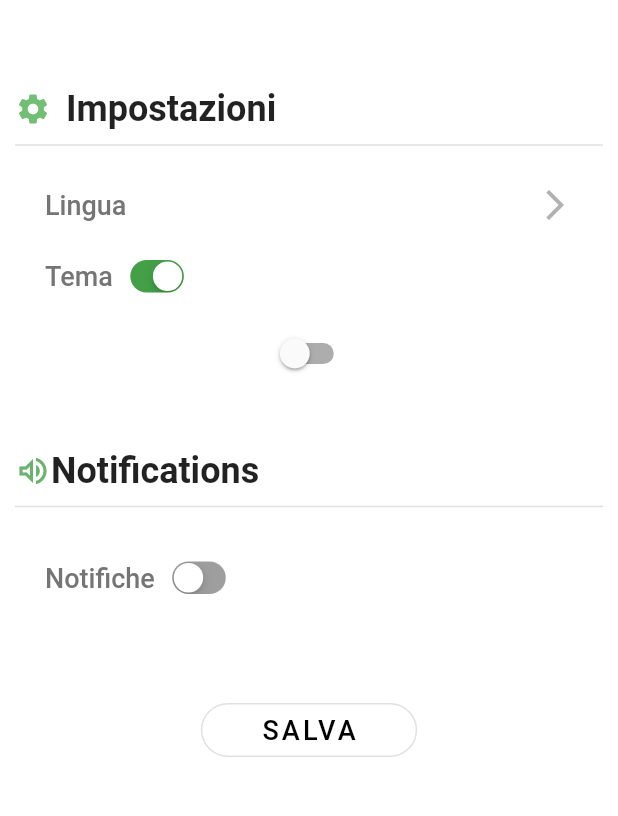
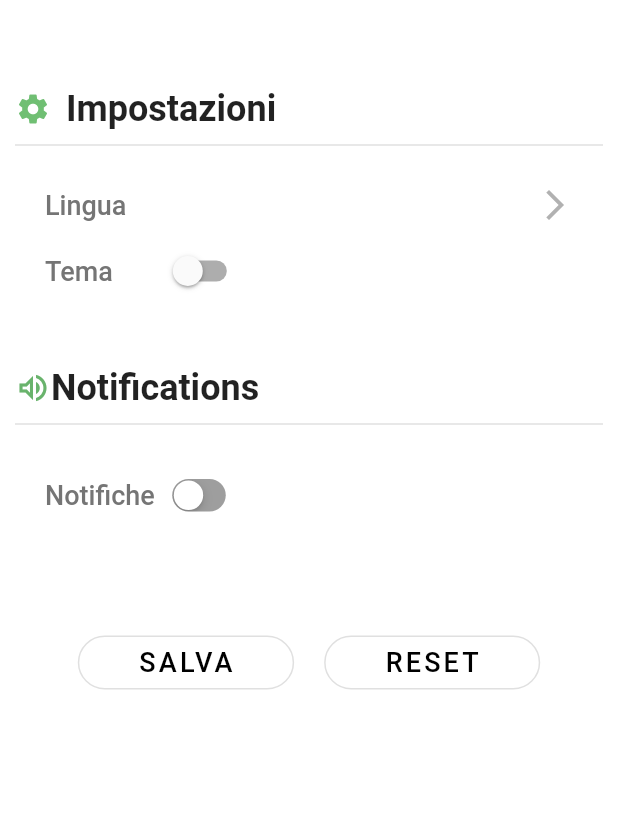
Before and after one commit to LucaR01/SmartGardeningApp, a Flutter app: the SettingsScreen screen opened by its route, after a tap on "SALVA", on a phone screen of 412 x 824 dp, the part 71-887 px from its top. Run offline on Flutter 3.47's test engine with Material 2 defaults, Android fonts, the phone set to English and light mode, and no system bars; our stand-ins replace flutter_local_notifications, font_awesome_flutter, image_picker, shared_preferences; missing offline and left inert: dart:ffi; accounts and stored records are empty; generated files the repository leaves out were written again.

Commit message:
Update settings' screen

```diff
--- a/smart_gardening_app/lib/screens/settings/settings_screen.dart
+++ b/smart_gardening_app/lib/screens/settings/settings_screen.dart
@@ -1,6 +1,7 @@
 import 'package:flutter/cupertino.dart';
 import 'package:flutter/material.dart';
 import 'package:smart_gardening_app/models/shared_preferences/user_preferences.dart';
+import 'package:smart_gardening_app/provider/theme_provider.dart';
 import 'package:smart_gardening_app/widgets/app_bar/app_bar.dart';
 import 'package:smart_gardening_app/widgets/switch_theme/switch_theme.dart';
 
@@ -12,8 +13,10 @@ class SettingsScreen extends StatefulWidget {
 }
 
 class _SettingsScreenState extends State<SettingsScreen> {
+  static const bool DEFAULT_THEME = false; //TODO: put in constants
+  static const String DEFAULT_LANGUAGE = 'en'; //TODO: put in constants
 
-  bool isDarkTheme = false;
+  bool isDarkTheme = false; //TODO: recuperare dal ThemeProvider
   bool areNotificationsOn = false;
   String language = '';
 
@@ -21,30 +24,18 @@ class _SettingsScreenState extends State<SettingsScreen> {
   void initState() {
     super.initState();
 
-    isDarkTheme = UserPreferences.getIsDarkTheme() ?? false; // ?? vuol dire che se è null, mette il valore false.
-    language = UserPreferences.getLanguage() ?? 'en'; //TODO: per la lingua mi serve un Locale, non una stringa, quindi faccio Locale(language);
-
-    test(true, 'it'); //TODO: remove
+    isDarkTheme = UserPreferences.getIsDarkTheme() ?? DEFAULT_THEME; // ?? vuol dire che se è null, mette il valore false.
+    language = UserPreferences.getLanguage() ?? DEFAULT_LANGUAGE; //TODO: per la lingua mi serve un Locale, non una stringa, quindi faccio Locale(language);
   }
 
-  //TODO: remove test function
-  void test(bool isDark, String lang) {
-    print(isDarkTheme);
-    print(language);
-
-    isDarkTheme = isDark;
-    language = lang;
-
-    print(isDarkTheme);
-    print(language);
-  }
-
+  //TODO: remove
   onChangeTheme(bool isDark) {
     setState(() {
       isDarkTheme = isDark;
     });
   }
 
+  //TODO: remove
   onChangeNotifications(bool areNotifications) {
     setState(() {
       areNotificationsOn = areNotifications;
@@ -76,8 +67,23 @@ class _SettingsScreenState extends State<SettingsScreen> {
             Divider(height: 20, thickness: 1),
             SizedBox(height: 10),
             _buildOption(context, 'Lingua'), //TODO: use string constants
-            _buildSlideOption('Tema', isDarkTheme, onChangeTheme), //TODO: remove
-            SwitchThemeWidget(),
+            //_buildSlideOption('Tema', isDarkTheme, onChangeTheme), //TODO: remove
+            Row(
+              mainAxisAlignment: MainAxisAlignment.start,
+              children: <Widget> [
+                const SizedBox(width: 20),
+                Text(
+                  'Tema',
+                  style: TextStyle(
+                    fontSize: 18,
+                    fontWeight: FontWeight.w500, //TODO:
+                    color: Colors.grey[600],
+                  ),
+                ),
+                const SizedBox(width: 30),
+                const SwitchThemeWidget(),
+              ],
+            ),
             SizedBox(height: 40),
             Row(
               children: [
@@ -97,10 +103,13 @@ class _SettingsScreenState extends State<SettingsScreen> {
             ),
             Divider(height: 20, thickness: 1),
             SizedBox(height: 10),
-            _buildSlideOption('Notifiche', areNotificationsOn, onChangeNotifications),
-            SizedBox(height: 50),
-            Center(
-              child: OutlinedButton(
+            _buildSlideOption(
+                'Notifiche', areNotificationsOn, onChangeNotifications),
+            const SizedBox(height: 60),
+            Row(
+              mainAxisAlignment: MainAxisAlignment.center,
+              children: <Widget>[
+                OutlinedButton(
                   style: OutlinedButton.styleFrom(
                     padding: EdgeInsets.symmetric(horizontal: 40),
                     shape: RoundedRectangleBorder(
@@ -110,8 +119,12 @@ class _SettingsScreenState extends State<SettingsScreen> {
                   onPressed: () async {
                     await UserPreferences.setTheme(isDarkTheme);
                     await UserPreferences.setLanguage(language);
+
+                    print('SALVATAGGIO IMPOSTAZIONI');
+                    print('theme: $isDarkTheme');
+                    print('language: $language');
                   },
-                child: Text(
+                  child: const Text(
                     'SALVA',
                     style: TextStyle(
                       fontSize: 18,
@@ -119,7 +132,36 @@ class _SettingsScreenState extends State<SettingsScreen> {
                       color: Colors.black, //TODO: use color constants
                     ),
                   ),
-              ), //TODO: volendo aggiungere il pulsante 'RESET'
+                ),
+                const SizedBox(width: 20),
+                OutlinedButton(
+                  style: OutlinedButton.styleFrom(
+                    padding: EdgeInsets.symmetric(horizontal: 40.0),
+                    shape: RoundedRectangleBorder(
+                      borderRadius: BorderRadius.circular(20),
+                    ),
+                  ),
+                  onPressed: () async {
+                    await UserPreferences.setTheme(DEFAULT_THEME);
+                    await UserPreferences.setLanguage(DEFAULT_LANGUAGE);
+
+                    isDarkTheme = DEFAULT_THEME;
+                    language = DEFAULT_LANGUAGE;
+
+                    print('RESET IMPOSTAZIONI');
+                    print('theme: $isDarkTheme');
+                    print('language: $language');
+                  },
+                  child: const Text(
+                    'RESET',
+                    style: TextStyle(
+                      fontSize: 18,
+                      letterSpacing: 2.1,
+                      color: Colors.black, //TODO: use color constants
+                    ),
+                  ),
+                ),
+              ],
             ),
           ],
         ),
```
Lines whose indentation alone changed are shown as unchanged.
